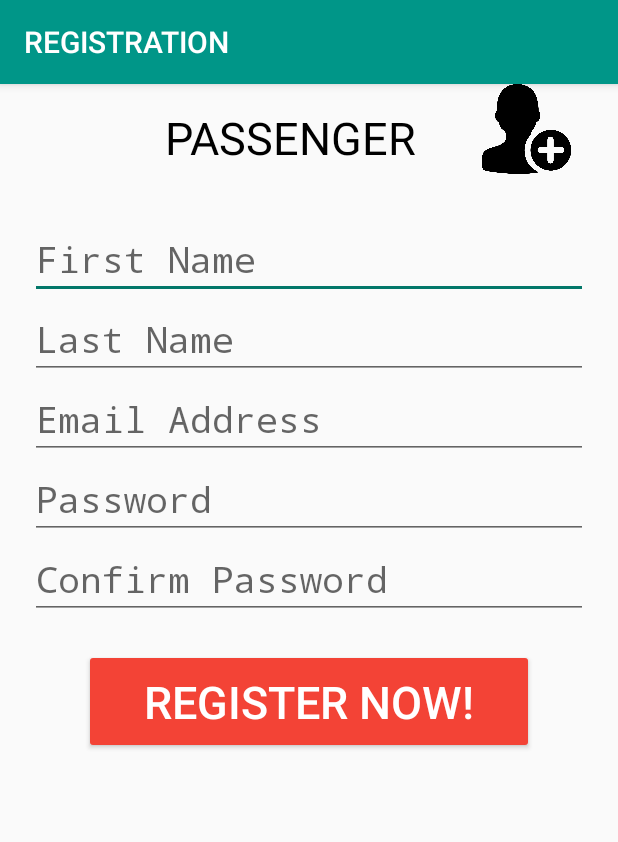
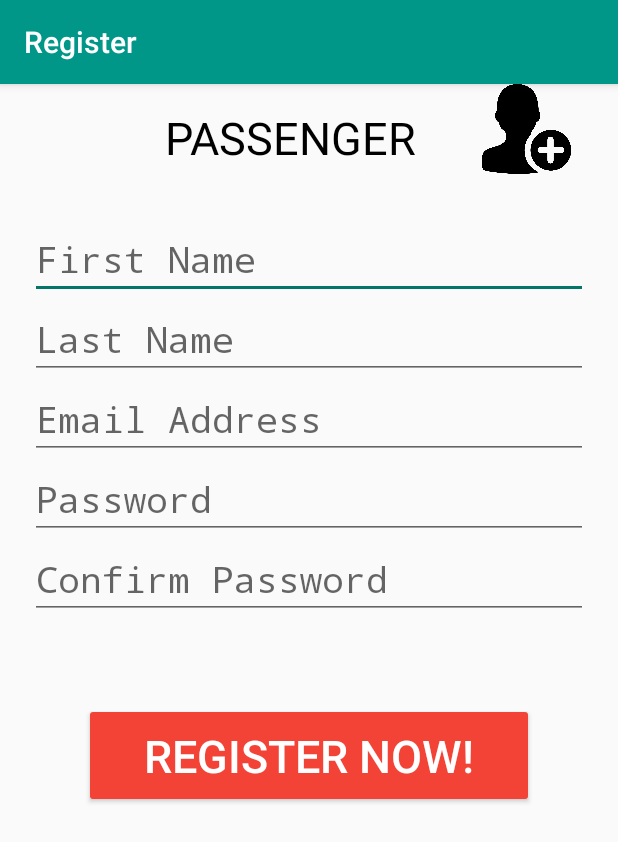
Before and after one commit to zomnilabs/cabtap, an Android app: the screen it shows after launch (RegisterActivity), after a tap on "REGISTER NOW!", on a phone screen of 412 x 824 dp. Shown: the top 842 px of the screen. Run offline under Robolectric (Android 15) with nearby library versions, the light colour scheme and no system bars; our stand-ins replace ButterKnife, Firebase (no records; nobody signed in at launch, a user with empty details on screens opened directly); libraries missing offline, so code that uses them is left out: rx.subjects; 1 statement that could not run was skipped.

Commit message:
fixed conflict

```diff
--- a/app/src/main/res/layout/activity_register.xml
+++ b/app/src/main/res/layout/activity_register.xml
@@ -95,6 +95,11 @@
             android:hint="@string/register_confirm_password"
             android:fontFamily="monospace" />
 
+        <RelativeLayout
+            android:layout_width="wrap_content"
+            android:layout_height="wrap_content"
+            android:layout_gravity="center_horizontal"
+            android:layout_marginTop="36dp">
 
         <Button
             android:id="@+id/btn_register"
@@ -107,5 +112,13 @@
             android:text="@string/register_now"
             />
 
+            <ProgressBar
+                android:id="@+id/btn_register_loading"
+                android:layout_width="@dimen/btn_width"
+                android:layout_height="@dimen/btn_height"
+                android:layout_centerInParent="true"
+                android:visibility="gone" />
+        </RelativeLayout>
+
     </LinearLayout>
 </LinearLayout>
```
Also changed, not shown: app/src/main/java/com/example/alleoindong/cabtap/RegisterActivity.java (+87 -0 lines).
